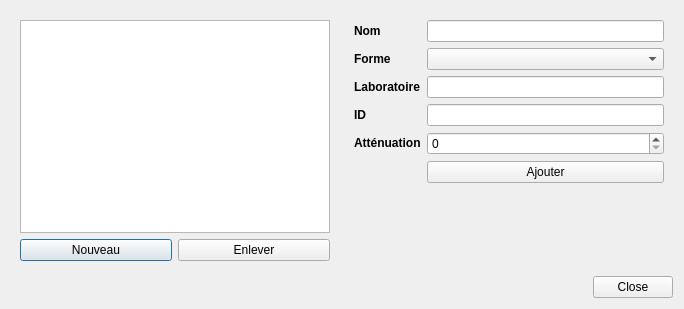
This is joliebulle/editorY.ui in 314r/joliebulle as Qt 5 draws it before an edit. The edited form follows.
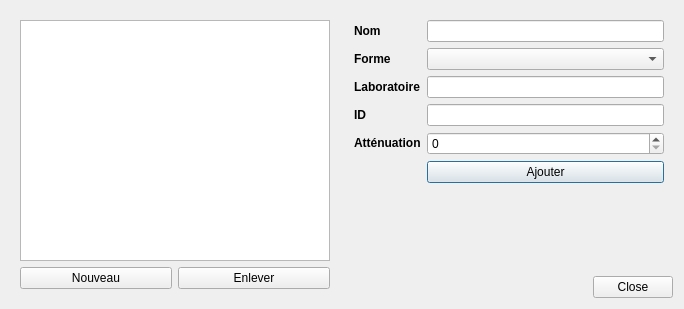
This is the edited form.

The edit to the form file:
```diff
--- a/joliebulle/editorY.ui
+++ b/joliebulle/editorY.ui
@@ -14,33 +14,6 @@
    <string>Editeur</string>
   </property>
   <layout class="QGridLayout" name="gridLayout">
-   <item row="0" column="0">
-    <widget class="QWidget" name="widget" native="true">
-     <layout class="QVBoxLayout" name="verticalLayout">
-      <item>
-       <widget class="QListView" name="listViewLevures"/>
-      </item>
-      <item>
-       <layout class="QHBoxLayout" name="horizontalLayout">
-        <item>
-         <widget class="QPushButton" name="pushButtonNouveau">
-          <property name="text">
-           <string>Nouveau</string>
-          </property>
-         </widget>
-        </item>
-        <item>
-         <widget class="QPushButton" name="pushButtonEnlever">
-          <property name="text">
-           <string>Enlever</string>
-          </property>
-         </widget>
-        </item>
-       </layout>
-      </item>
-     </layout>
-    </widget>
-   </item>
    <item row="0" column="1">
     <widget class="QWidget" name="widget_2" native="true">
      <layout class="QFormLayout" name="formLayout">
@@ -134,6 +107,33 @@
      </property>
     </widget>
    </item>
+   <item row="0" column="0" rowspan="2">
+    <widget class="QWidget" name="widget" native="true">
+     <layout class="QVBoxLayout" name="verticalLayout">
+      <item>
+       <widget class="QListView" name="listViewLevures"/>
+      </item>
+      <item>
+       <layout class="QHBoxLayout" name="horizontalLayout">
+        <item>
+         <widget class="QPushButton" name="pushButtonNouveau">
+          <property name="text">
+           <string>Nouveau</string>
+          </property>
+         </widget>
+        </item>
+        <item>
+         <widget class="QPushButton" name="pushButtonEnlever">
+          <property name="text">
+           <string>Enlever</string>
+          </property>
+         </widget>
+        </item>
+       </layout>
+      </item>
+     </layout>
+    </widget>
+   </item>
   </layout>
  </widget>
  <resources/>
```
